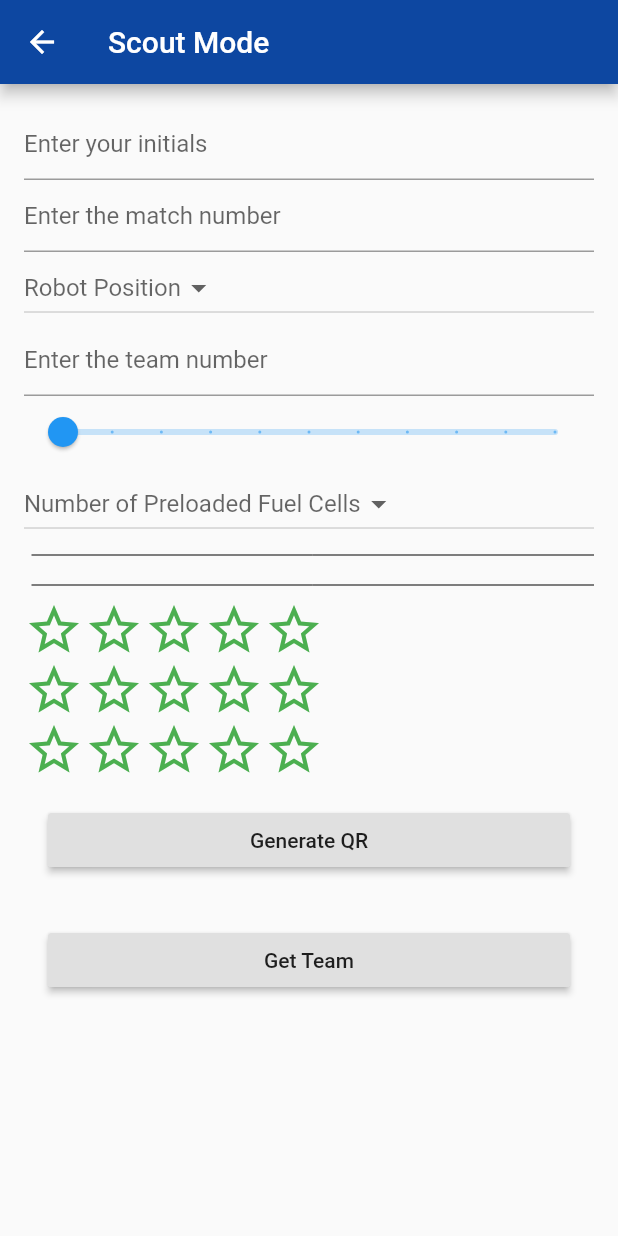
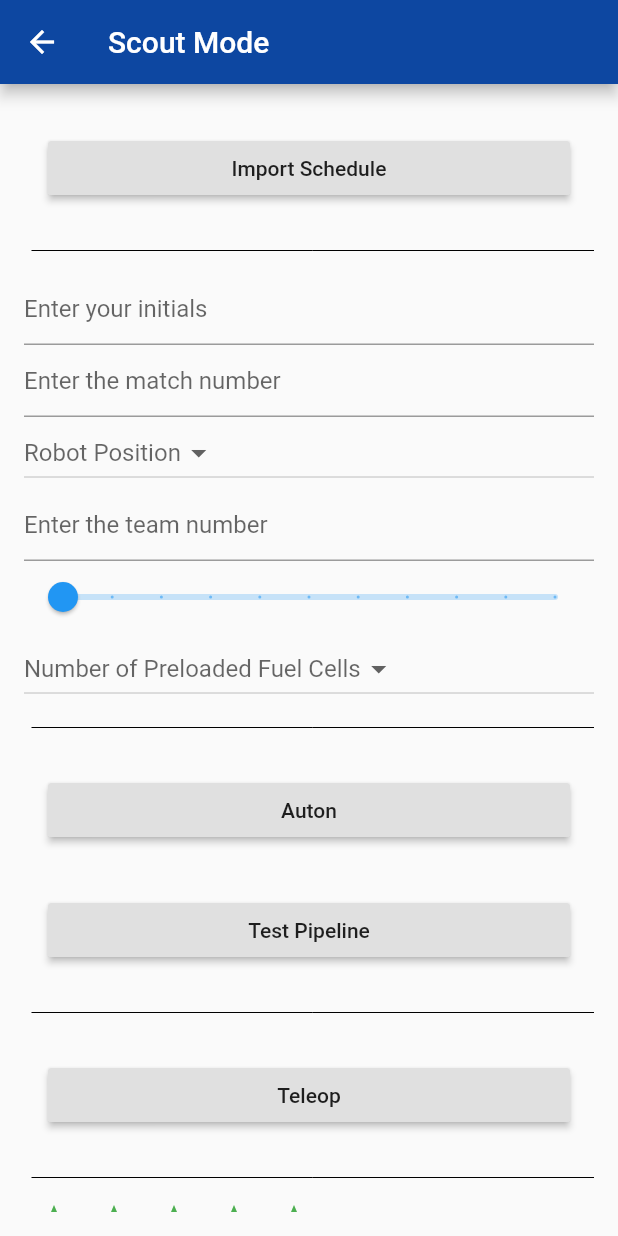
Before and after one commit to 20VinnyG/2020-Robotics-Application, a Flutter app: the screen it shows after launch, after a tap on "Scout Mode", on a phone screen of 412 x 824 dp. Run offline on Flutter 3.47's test engine with Material 2 defaults, Android fonts, the phone set to English and light mode, and no system bars; drawn by our look-alikes of smooth_star_rating; our stand-ins replace flutter_speed_dial, qr_flutter; missing offline and left inert: barcode_scan; network calls fail.

Commit message:
added autonpath data pipeline

```diff
--- a/lib/homepage.dart
+++ b/lib/homepage.dart
@@ -50,33 +50,6 @@ class _HomepageState extends State<Homepage> {
                           new MaterialPageRoute(
                               builder: (context) => About()));
                     }),
-                RaisedButton(
-                    child: Text('TBA Code'),
-                    color: Colors.yellow,
-                    onPressed: () {
-                      Navigator.push(
-                          context,
-                          new MaterialPageRoute(
-                              builder: (context) => Bluealliance()));
-                    }),
-                RaisedButton(
-                    child: Text('Test - Autonpath'),
-                    color: Colors.yellow,
-                    onPressed: () {
-                      Navigator.push(
-                          context,
-                          new MaterialPageRoute(
-                              builder: (context) => AutonPath()));
-                    }),
-                RaisedButton(
-                    child: Text('Test - Teleop'),
-                    color: Colors.yellow,
-                    onPressed: () {
-                      Navigator.push(
-                          context,
-                          new MaterialPageRoute(
-                              builder: (context) => Teleop()));
-                    }),
               ],
             ),
           ),
--- a/lib/match.dart
+++ b/lib/match.dart
@@ -7,7 +7,10 @@ class Match {
   double initiationlinepos =0;
   int preloadedfuelcells;
   //Auton
+  var path;
+  var autoshots;
   //Telop
+  var teleopshots;
   //Endgame
   double climbtime=0;
   int park;
--- a/lib/scoutmode.dart
+++ b/lib/scoutmode.dart
@@ -1,22 +1,22 @@
 import 'package:flutter/material.dart';
 import 'package:flutter/services.dart';
+import 'package:frc1640scoutingframework/autonpath.dart';
 import 'package:frc1640scoutingframework/bluealliance.dart';
+import 'package:frc1640scoutingframework/teleop.dart';
 import 'package:qr_flutter/qr_flutter.dart';
 import 'package:smooth_star_rating/smooth_star_rating.dart';
 import 'match.dart';
-import 'package:flutter/src/rendering/shifted_box.dart';
-import 'package:flutter/src/rendering/box.dart';
-import 'globals.dart';
 
 class ScoutMode extends StatefulWidget {
+  final List autonpath;
+  ScoutMode({Key key, this.autonpath}) : super (key: key);
   @override
   _ScoutModeState createState() => _ScoutModeState();
 }
 
 class _ScoutModeState extends State<ScoutMode> {
+  final formKey = GlobalKey<FormState>();
   Match newMatch = new Match();
-  final formKey = GlobalKey<FormState>();
-
   @override
   Widget build(BuildContext context) {
     return new Scaffold(
@@ -30,6 +30,23 @@ class _ScoutModeState extends State<ScoutMode> {
                     key: formKey,
                     child: ListView(
                       children: [
+                        Container(
+                            padding: const EdgeInsets.symmetric(
+                                vertical: 16.0, horizontal: 16.0),
+                            child: RaisedButton(
+                              child: Text("Import Schedule"),
+                              onPressed: () {
+                                Navigator.push(
+                                    context,
+                                    new MaterialPageRoute(
+                                        builder: (context) => Bluealliance()));
+                              },
+                            )),
+                        Divider(
+                          height: 30.0,
+                          indent: 5.0,
+                          color: Colors.black,
+                        ),
                         TextFormField(
                           decoration: const InputDecoration(
                             hintText: 'Enter your initials',
@@ -37,7 +54,8 @@ class _ScoutModeState extends State<ScoutMode> {
                           validator: (input) =>
                               input.isEmpty ? 'Not a valid input' : null,
                           onSaved: (input) => newMatch.initials = input,
-                          onFieldSubmitted: (input) => newMatch.initials = input,
+                          onFieldSubmitted: (input) =>
+                              newMatch.initials = input,
                           onChanged: (input) => newMatch.initials = input,
                         ),
                         TextFormField(
@@ -49,9 +67,10 @@ class _ScoutModeState extends State<ScoutMode> {
                                 input.isEmpty ? 'Not a valid input' : null,
                             onSaved: (input) =>
                                 newMatch.matchNumber = int.parse(input),
-                              onChanged: (input) => newMatch.matchNumber = int.parse(input),
-                              onFieldSubmitted: (input) => newMatch.matchNumber = int.parse(input)
-                        ),
+                            onChanged: (input) =>
+                                newMatch.matchNumber = int.parse(input),
+                            onFieldSubmitted: (input) =>
+                                newMatch.matchNumber = int.parse(input)),
                         DropdownButton(
                           items: [
                             DropdownMenuItem(
@@ -70,7 +89,6 @@ class _ScoutModeState extends State<ScoutMode> {
                           onChanged: (value) {
                             setState(() {
                               newMatch.position = value;
-                              onFieldSubmitted: (input) => newMatch.position = value;
                             });
                           },
                           hint: Text("Robot Position"),
@@ -85,8 +103,10 @@ class _ScoutModeState extends State<ScoutMode> {
                               input.isEmpty ? 'Not a valid input' : null,
                           onSaved: (input) =>
                               newMatch.teamNumber = int.parse(input),
-                              onChanged: (input) => newMatch.teamNumber = int.parse(input),
-                              onFieldSubmitted: (input) => newMatch.teamNumber = int.parse(input),
+                          onChanged: (input) =>
+                              newMatch.teamNumber = int.parse(input),
+                          onFieldSubmitted: (input) =>
+                              newMatch.teamNumber = int.parse(input),
                         ),
                         Slider(
                           value: newMatch.initiationlinepos,
@@ -121,12 +141,50 @@ class _ScoutModeState extends State<ScoutMode> {
                           value: newMatch.preloadedfuelcells,
                         ),
                         Divider(
-                          height: 20.0,
+                          height: 30.0,
                           indent: 5.0,
                           color: Colors.black,
                         ),
+                        Container(
+                            padding: const EdgeInsets.symmetric(
+                                vertical: 16.0, horizontal: 16.0),
+                            child: RaisedButton(
+                              child: Text("Auton"),
+                              onPressed: () {
+                                Navigator.push(
+                                    context,
+                                    new MaterialPageRoute(
+                                        builder: (context) => AutonPath()));
+                              },
+                            )),
+                        Container(
+                            padding: const EdgeInsets.symmetric(
+                                vertical: 16.0, horizontal: 16.0),
+                            child: RaisedButton(
+                              child: Text("Test Pipeline"),
+                              onPressed: () {
+                                print("${widget.autonpath}");
+                              },
+                            )),
                         Divider(
-                          height: 20.0,
+                          height: 30.0,
+                          indent: 5.0,
+                          color: Colors.black,
+                        ),
+                        Container(
+                            padding: const EdgeInsets.symmetric(
+                                vertical: 16.0, horizontal: 16.0),
+                            child: RaisedButton(
+                              child: Text("Teleop"),
+                              onPressed: () {
+                                Navigator.push(
+                                    context,
+                                    new MaterialPageRoute(
+                                        builder: (context) => Teleop()));
+                              },
+                            )),
+                        Divider(
+                          height: 30.0,
                           indent: 5.0,
                           color: Colors.black,
                         ),
@@ -179,13 +237,6 @@ class _ScoutModeState extends State<ScoutMode> {
                               child: Text("Generate QR"),
                               onPressed: _submit,
                             )),
-                        Container(
-                            padding: const EdgeInsets.symmetric(
-                                vertical: 16.0, horizontal: 16.0),
-                            child: RaisedButton(
-                              child: Text("Get Team"),
-                              onPressed: _getTeam,
-                            ))
                       ],
                       scrollDirection: Axis.vertical,
                     )))));
@@ -207,6 +258,7 @@ class _ScoutModeState extends State<ScoutMode> {
         'generalsuccess': newMatch.generalSuccess,
         'defensivesuccess': newMatch.defensiveSuccess,
         'accuracy': newMatch.accuracy,
+        'path': newMatch.path
       };
       print(payload);
       showDialog(
@@ -218,22 +270,8 @@ class _ScoutModeState extends State<ScoutMode> {
                   data: payload.toString(),
                 ));
           });
+      print(payload.toString());
     }
-    /*_getTeam(){
-                                  int scheduledTeam;
-                                  String alphaPos;
-                                  int betaPos;
-                                  if (newMatch.position <= 3) {
-                                    alphaPos="blue";
-                                  }
-                                  else{
-                                    alphaPos="red";
-                                  }
-                                  betaPos = newMatch.position % 3;
-                                  scheduledTeam = newGlobals.schedule[newMatch.matchNumber]["alliances"][alphaPos]["team_keys"][betaPos];
-                                  print(scheduledTeam);
-                                  return scheduledTeam;
-                                }*/
   }
 
   void _getTeam() {
@@ -253,3 +291,4 @@ class _ScoutModeState extends State<ScoutMode> {
     //return scheduledTeam;
   }
 }
+//incoming object pipeline
--- a/pubspec.yaml
+++ b/pubspec.yaml
@@ -28,7 +28,7 @@ dependencies:
   qr_flutter: ^3.0.1
   http: ^0.12.0+4
   smooth_star_rating: 1.0.4+2
-
+  flutter_speed_dial: ^1.2.1
 
 dev_dependencies:
   flutter_test:
```
Also changed, not shown: lib/autonpath.dart (+32 -18 lines), lib/schedule.dart (deleted), pubspec.lock. Lines whose indentation alone changed are shown as unchanged.
